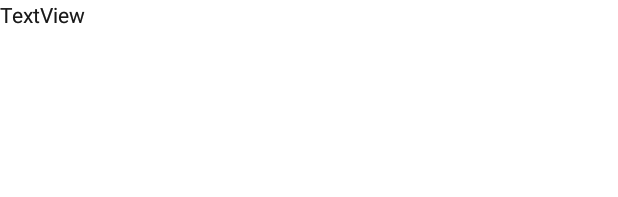
After one commit to neguss/PAB, an Android app: the layout row.xml on its own in the app's theme, with its tools: preview values and no code run, on a phone screen of 412 x 824 dp. The commit adds this screen. Shown: the top 197 px of the screen. Run offline under Robolectric (Android 15) with nearby library versions, the phone set to English and light mode, and no system bars; network calls fail; Roboto replaces fonts that are not available here.

```diff
--- a/app/src/main/res/layout/activity_main.xml
+++ b/app/src/main/res/layout/activity_main.xml
@@ -237,6 +237,7 @@
         android:layout_height="wrap_content"
         android:layout_marginStart="16dp"
         android:src="@android:drawable/ic_menu_add"
+        android:visibility="invisible"
         app:layout_constraintBottom_toBottomOf="@+id/pers_label"
         app:layout_constraintStart_toEndOf="@+id/pers_label"
         app:layout_constraintTop_toTopOf="@+id/pers_label" />
--- /dev/null
+++ b/app/src/main/res/layout/row.xml
@@ -0,0 +1,32 @@
+<?xml version="1.0" encoding="utf-8"?>
+<androidx.constraintlayout.widget.ConstraintLayout xmlns:android="http://schemas.android.com/apk/res/android"
+    xmlns:app="http://schemas.android.com/apk/res-auto"
+    xmlns:tools="http://schemas.android.com/tools"
+    android:layout_width="match_parent"
+    android:layout_height="wrap_content">
+
+    <TextView
+        android:id="@+id/textView2"
+        android:layout_width="154dp"
+        android:layout_height="39dp"
+        android:text="TextView"
+        app:layout_constraintBottom_toBottomOf="parent"
+        app:layout_constraintStart_toStartOf="parent"
+        app:layout_constraintTop_toTopOf="parent" />
+
+    <TextView
+        android:id="@+id/textView3"
+        android:layout_width="wrap_content"
+        android:layout_height="wrap_content"
+        android:text="TextView"
+        tools:layout_editor_absoluteX="195dp"
+        tools:layout_editor_absoluteY="5dp" />
+
+    <TextView
+        android:id="@+id/textView4"
+        android:layout_width="wrap_content"
+        android:layout_height="wrap_content"
+        android:text="TextView"
+        tools:layout_editor_absoluteX="337dp"
+        tools:layout_editor_absoluteY="5dp" />
+</androidx.constraintlayout.widget.ConstraintLayout>
```
Also changed, not shown: app/src/main/res/layout/activity_auditors.xml (line endings or trailing spaces).
